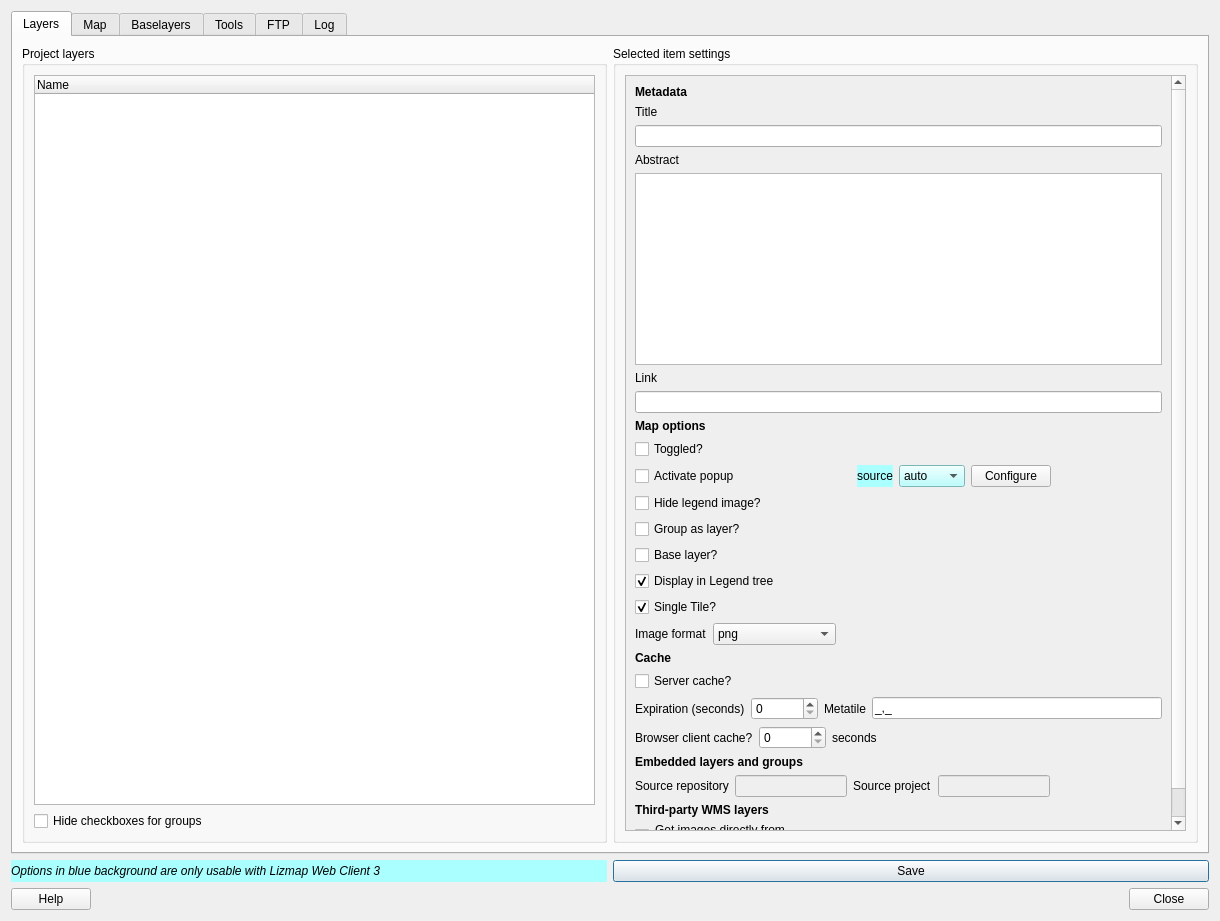
3liz/lizmap-plugin, file ui_lizmap.ui: the form before one commit.
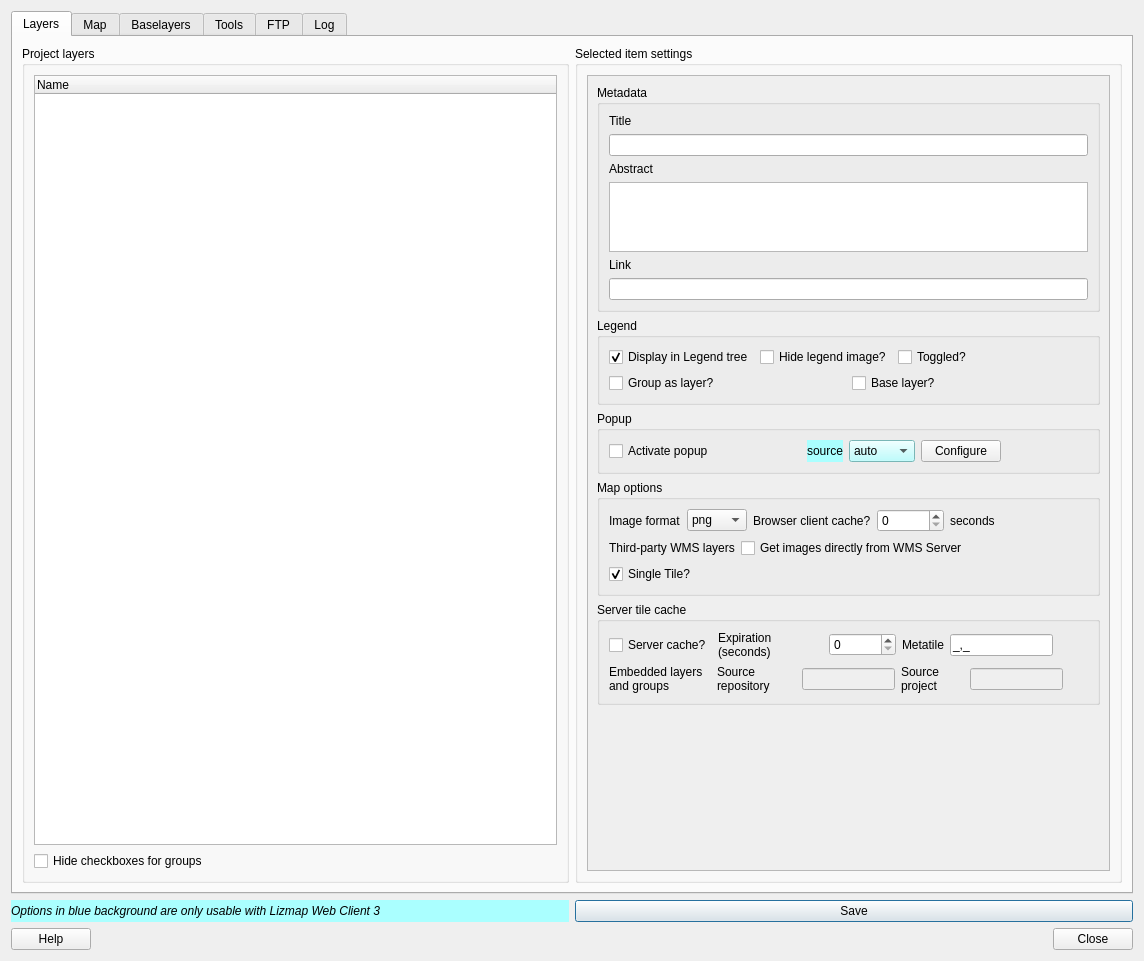
The form after the commit. Custom widgets are drawn as their Qt base class.

Commit message: Interface - Reorganize layers options

What changed in the file:
```diff
--- a/ui_lizmap.ui
+++ b/ui_lizmap.ui
@@ -6,8 +6,8 @@
    <rect>
     <x>0</x>
     <y>0</y>
-    <width>1220</width>
-    <height>921</height>
+    <width>1144</width>
+    <height>961</height>
    </rect>
   </property>
   <property name="windowTitle">
@@ -112,26 +112,23 @@
               <rect>
                <x>0</x>
                <y>0</y>
-               <width>594</width>
-               <height>862</height>
+               <width>601</width>
+               <height>784</height>
               </rect>
              </property>
              <layout class="QGridLayout" name="gridLayout_20">
               <item row="0" column="0">
-               <layout class="QVBoxLayout" name="verticalLayout">
-                <item>
-                 <widget class="QLabel" name="label_58">
-                  <property name="font">
-                   <font>
-                    <weight>75</weight>
-                    <bold>true</bold>
-                   </font>
-                  </property>
-                  <property name="text">
+               <widget class="QgsCollapsibleGroupBox" name="mGroupBox">
+                <property name="title">
                    <string>Metadata</string>
                   </property>
-                 </widget>
-                </item>
+                <property name="flat">
+                 <bool>false</bool>
+                </property>
+                <property name="checkable">
+                 <bool>false</bool>
+                </property>
+                <layout class="QVBoxLayout" name="verticalLayout_22">
                 <item>
                  <widget class="QLabel" name="label_7">
                   <property name="text">
@@ -152,11 +149,17 @@
                 <item>
                  <widget class="QTextEdit" name="teLayerAbstract">
                   <property name="sizePolicy">
-                   <sizepolicy hsizetype="Expanding" vsizetype="Expanding">
+                    <sizepolicy hsizetype="Preferred" vsizetype="Preferred">
                     <horstretch>0</horstretch>
                     <verstretch>0</verstretch>
                    </sizepolicy>
                   </property>
+                   <property name="maximumSize">
+                    <size>
+                     <width>16777215</width>
+                     <height>70</height>
+                    </size>
+                   </property>
                  </widget>
                 </item>
                 <item>
@@ -169,16 +172,31 @@
                 <item>
                  <widget class="QLineEdit" name="inLayerLink"/>
                 </item>
+                </layout>
+               </widget>
+              </item>
+              <item row="1" column="0">
+               <widget class="QgsCollapsibleGroupBox" name="mGroupBox_2">
+                <property name="title">
+                 <string>Legend</string>
+                </property>
+                <layout class="QVBoxLayout" name="verticalLayout_23">
                 <item>
-                 <widget class="QLabel" name="label_57">
-                  <property name="font">
-                   <font>
-                    <weight>75</weight>
-                    <bold>true</bold>
-                   </font>
-                  </property>
+                  <layout class="QHBoxLayout" name="horizontalLayout_32">
+                   <item>
+                    <widget class="QCheckBox" name="cbDisplayInLegend">
+                     <property name="text">
+                      <string>Display in Legend tree</string>
+                     </property>
+                     <property name="checked">
+                      <bool>true</bool>
+                     </property>
+                    </widget>
+                   </item>
+                   <item>
+                    <widget class="QCheckBox" name="cbNoLegendImage">
                   <property name="text">
-                   <string>Map options</string>
+                      <string>Hide legend image?</string>
                   </property>
                  </widget>
                 </item>
@@ -190,6 +208,48 @@
                  </widget>
                 </item>
                 <item>
+                    <spacer name="horizontalSpacer_35">
+                     <property name="orientation">
+                      <enum>Qt::Horizontal</enum>
+                     </property>
+                     <property name="sizeHint" stdset="0">
+                      <size>
+                       <width>40</width>
+                       <height>20</height>
+                      </size>
+                     </property>
+                    </spacer>
+                   </item>
+                  </layout>
+                 </item>
+                 <item>
+                  <layout class="QHBoxLayout" name="horizontalLayout_33">
+                   <item>
+                    <widget class="QCheckBox" name="cbGroupAsLayer">
+                     <property name="text">
+                      <string>Group as layer?</string>
+                     </property>
+                    </widget>
+                   </item>
+                   <item>
+                    <widget class="QCheckBox" name="cbLayerIsBaseLayer">
+                     <property name="text">
+                      <string>Base layer?</string>
+                     </property>
+                    </widget>
+                   </item>
+                  </layout>
+                 </item>
+                </layout>
+               </widget>
+              </item>
+              <item row="2" column="0">
+               <widget class="QgsCollapsibleGroupBox" name="mGroupBox_3">
+                <property name="title">
+                 <string>Popup</string>
+                </property>
+                <layout class="QVBoxLayout" name="verticalLayout_24">
+                 <item>
                  <layout class="QHBoxLayout" name="horizontalLayout_7">
                   <item>
                    <widget class="QCheckBox" name="cbPopup">
@@ -265,47 +325,15 @@
                   </item>
                  </layout>
                 </item>
-                <item>
-                 <widget class="QCheckBox" name="cbNoLegendImage">
-                  <property name="text">
-                   <string>Hide legend image?</string>
-                  </property>
-                 </widget>
-                </item>
-                <item>
-                 <widget class="QCheckBox" name="cbGroupAsLayer">
-                  <property name="text">
-                   <string>Group as layer?</string>
-                  </property>
-                 </widget>
-                </item>
-                <item>
-                 <widget class="QCheckBox" name="cbLayerIsBaseLayer">
-                  <property name="text">
-                   <string>Base layer?</string>
-                  </property>
-                 </widget>
-                </item>
-                <item>
-                 <widget class="QCheckBox" name="cbDisplayInLegend">
-                  <property name="text">
-                   <string>Display in Legend tree</string>
-                  </property>
-                  <property name="checked">
-                   <bool>true</bool>
-                  </property>
-                 </widget>
-                </item>
-                <item>
-                 <widget class="QCheckBox" name="cbSingleTile">
-                  <property name="text">
-                   <string>Single Tile?</string>
-                  </property>
-                  <property name="checked">
-                   <bool>true</bool>
-                  </property>
-                 </widget>
-                </item>
+                </layout>
+               </widget>
+              </item>
+              <item row="3" column="0">
+               <widget class="QgsCollapsibleGroupBox" name="mGroupBox_4">
+                <property name="title">
+                 <string>Map options</string>
+                </property>
+                <layout class="QVBoxLayout" name="verticalLayout_25">
                 <item>
                  <layout class="QHBoxLayout" name="horizontalLayout_8">
                   <item>
@@ -317,6 +345,12 @@
                   </item>
                   <item>
                    <widget class="QComboBox" name="liImageFormat">
+                     <property name="maximumSize">
+                      <size>
+                       <width>60</width>
+                       <height>16777215</height>
+                      </size>
+                     </property>
                     <item>
                      <property name="text">
                       <string>png</string>
@@ -339,6 +373,30 @@
                     </item>
                    </widget>
                   </item>
+                   <item>
+                    <widget class="QLabel" name="label_18">
+                     <property name="text">
+                      <string>Browser client cache?</string>
+                     </property>
+                     <property name="wordWrap">
+                      <bool>true</bool>
+                     </property>
+                    </widget>
+                   </item>
+                   <item>
+                    <widget class="QSpinBox" name="inClientCacheExpiration">
+                     <property name="maximum">
+                      <number>2592000</number>
+                     </property>
+                    </widget>
+                   </item>
+                   <item>
+                    <widget class="QLabel" name="label_20">
+                     <property name="text">
+                      <string>seconds</string>
+                     </property>
+                    </widget>
+                   </item>
                   <item>
                    <spacer name="horizontalSpacer_25">
                     <property name="orientation">
@@ -355,18 +413,79 @@
                  </layout>
                 </item>
                 <item>
-                 <widget class="QLabel" name="label_54">
+                  <layout class="QHBoxLayout" name="horizontalLayout_25">
+                   <item>
+                    <widget class="QLabel" name="label_56">
                   <property name="font">
                    <font>
-                    <weight>75</weight>
-                    <bold>true</bold>
+                       <weight>50</weight>
+                       <bold>false</bold>
                    </font>
                   </property>
                   <property name="text">
-                   <string>Cache</string>
-                  </property>
-                 </widget>
-                </item>
+                      <string>Third-party WMS layers</string>
+                     </property>
+                     <property name="wordWrap">
+                      <bool>true</bool>
+                     </property>
+                    </widget>
+                   </item>
+                   <item>
+                    <widget class="QCheckBox" name="cbExternalWms">
+                     <property name="text">
+                      <string>Get images directly from WMS Server</string>
+                     </property>
+                    </widget>
+                   </item>
+                   <item>
+                    <spacer name="horizontalSpacer_34">
+                     <property name="orientation">
+                      <enum>Qt::Horizontal</enum>
+                     </property>
+                     <property name="sizeHint" stdset="0">
+                      <size>
+                       <width>40</width>
+                       <height>20</height>
+                      </size>
+                     </property>
+                    </spacer>
+                   </item>
+                  </layout>
+                 </item>
+                 <item>
+                  <widget class="QCheckBox" name="cbSingleTile">
+                   <property name="text">
+                    <string>Single Tile?</string>
+                   </property>
+                   <property name="checked">
+                    <bool>true</bool>
+                   </property>
+                  </widget>
+                 </item>
+                </layout>
+               </widget>
+              </item>
+              <item row="5" column="0">
+               <spacer name="verticalSpacer_2">
+                <property name="orientation">
+                 <enum>Qt::Vertical</enum>
+                </property>
+                <property name="sizeHint" stdset="0">
+                 <size>
+                  <width>20</width>
+                  <height>40</height>
+                 </size>
+                </property>
+               </spacer>
+              </item>
+              <item row="4" column="0">
+               <widget class="QgsCollapsibleGroupBox" name="mGroupBox_5">
+                <property name="title">
+                 <string>Server tile cache</string>
+                </property>
+                <layout class="QVBoxLayout" name="verticalLayout">
+                 <item>
+                  <layout class="QHBoxLayout" name="horizontalLayout_2">
                 <item>
                  <widget class="QCheckBox" name="cbCached">
                   <property name="text">
@@ -375,8 +494,6 @@
                  </widget>
                 </item>
                 <item>
-                 <layout class="QHBoxLayout" name="horizontalLayout_2">
-                  <item>
                    <widget class="QLabel" name="label_12">
                     <property name="text">
                      <string>Expiration (seconds)</string>
@@ -407,36 +524,8 @@
                     </property>
                    </widget>
                   </item>
-                 </layout>
-                </item>
                 <item>
-                 <layout class="QHBoxLayout" name="horizontalLayout_15">
-                  <item>
-                   <widget class="QLabel" name="label_18">
-                    <property name="text">
-                     <string>Browser client cache?</string>
-                    </property>
-                    <property name="wordWrap">
-                     <bool>true</bool>
-                    </property>
-                   </widget>
-                  </item>
-                  <item>
-                   <widget class="QSpinBox" name="inClientCacheExpiration">
-                    <property name="maximum">
-                     <number>2592000</number>
-                    </property>
-                   </widget>
-                  </item>
-                  <item>
-                   <widget class="QLabel" name="label_20">
-                    <property name="text">
-                     <string>seconds</string>
-                    </property>
-                   </widget>
-                  </item>
-                  <item>
-                   <spacer name="horizontalSpacer_9">
+                    <spacer name="horizontalSpacer_27">
                     <property name="orientation">
                      <enum>Qt::Horizontal</enum>
                     </property>
@@ -450,21 +539,24 @@
                   </item>
                  </layout>
                 </item>
+                 <item>
+                  <layout class="QHBoxLayout" name="horizontalLayout_23">
                 <item>
                  <widget class="QLabel" name="label_55">
                   <property name="font">
                    <font>
-                    <weight>75</weight>
-                    <bold>true</bold>
+                       <weight>50</weight>
+                       <bold>false</bold>
                    </font>
                   </property>
                   <property name="text">
                    <string>Embedded layers and groups</string>
                   </property>
-                 </widget>
-                </item>
-                <item>
-                 <layout class="QHBoxLayout" name="horizontalLayout_23">
+                     <property name="wordWrap">
+                      <bool>true</bool>
+                     </property>
+                    </widget>
+                   </item>
                   <item>
                    <widget class="QLabel" name="label_51">
                     <property name="text">
@@ -514,54 +606,8 @@
                   </item>
                  </layout>
                 </item>
-                <item>
-                 <widget class="QLabel" name="label_56">
-                  <property name="font">
-                   <font>
-                    <weight>75</weight>
-                    <bold>true</bold>
-                   </font>
-                  </property>
-                  <property name="text">
-                   <string>Third-party WMS layers</string>
-                  </property>
-                 </widget>
-                </item>
-                <item>
-                 <layout class="QHBoxLayout" name="horizontalLayout_25">
-                  <item>
-                   <widget class="QCheckBox" name="cbExternalWms">
-                    <property name="text">
-                     <string/>
-                    </property>
-                   </widget>
-                  </item>
-                  <item>
-                   <widget class="QLabel" name="label_59">
-                    <property name="text">
-                     <string>Get images directly from WMS Server</string>
-                    </property>
-                    <property name="wordWrap">
-                     <bool>true</bool>
-                    </property>
-                   </widget>
-                  </item>
-                  <item>
-                   <spacer name="horizontalSpacer_27">
-                    <property name="orientation">
-                     <enum>Qt::Horizontal</enum>
-                    </property>
-                    <property name="sizeHint" stdset="0">
-                     <size>
-                      <width>40</width>
-                      <height>20</height>
-                     </size>
-                    </property>
-                   </spacer>
-                  </item>
-                 </layout>
-                </item>
-               </layout>
+                </layout>
+               </widget>
               </item>
              </layout>
             </widget>
@@ -3062,6 +3108,14 @@
    </item>
   </layout>
  </widget>
+ <customwidgets>
+  <customwidget>
+   <class>QgsCollapsibleGroupBox</class>
+   <extends>QGroupBox</extends>
+   <header>qgscollapsiblegroupbox.h</header>
+   <container>1</container>
+  </customwidget>
+ </customwidgets>
  <tabstops>
   <tabstop>tabWidget</tabstop>
   <tabstop>treeLayer</tabstop>
```
Left out of the diff: 65 changed lines with no effect on the pictures. Lines whose indentation alone changed are shown as unchanged. The commit also changes 3 other files.
